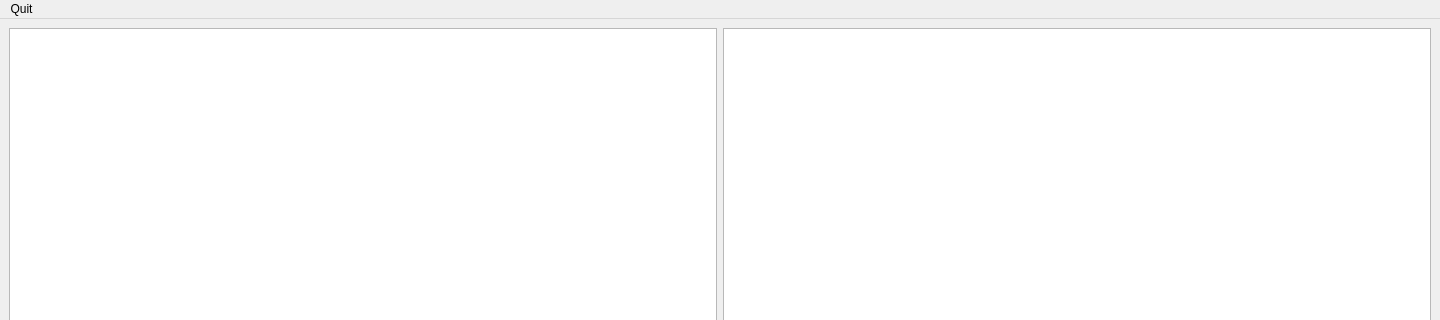
The window that scripts/HFIR_4Circle_Reduction/SinglePtIntegrationWindow.ui (mantidproject/mantid) describes before a commit, drawn with Qt 5; both pictures show x 0 to 1440 and y 0 to 320 of the 1440 by 801 pixel window.
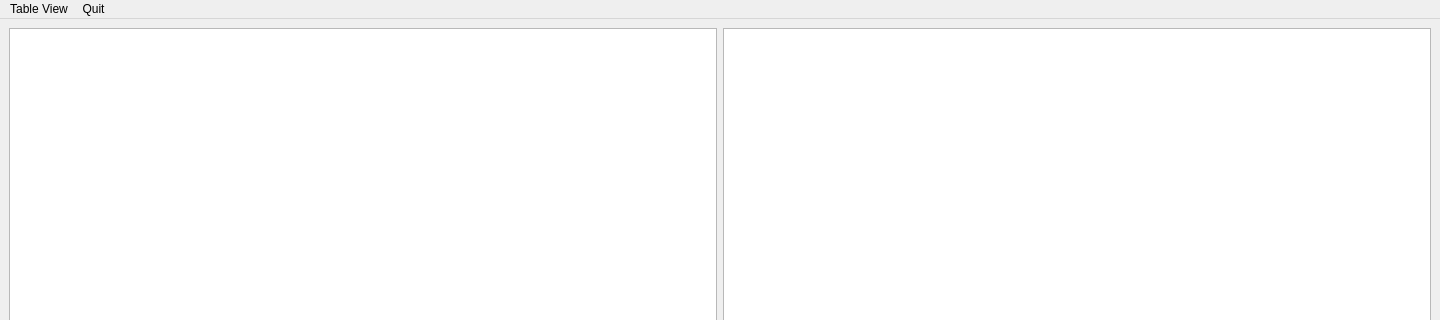
The same window after the commit. Custom widgets are drawn as their Qt base class.

The edit to the form file:
```diff
--- a/scripts/HFIR_4Circle_Reduction/SinglePtIntegrationWindow.ui
+++ b/scripts/HFIR_4Circle_Reduction/SinglePtIntegrationWindow.ui
@@ -171,6 +171,14 @@
      <string>Quit</string>
     </property>
    </widget>
+   <widget class="QMenu" name="menuView">
+    <property name="title">
+     <string>Table View</string>
+    </property>
+    <addaction name="actionSelect_All"/>
+    <addaction name="actionDe_select_All"/>
+   </widget>
+   <addaction name="menuView"/>
    <addaction name="menuQuit"/>
   </widget>
   <widget class="QStatusBar" name="statusbar"/>
```
Left out of the diff: 10 changed lines with no effect on the pictures.
